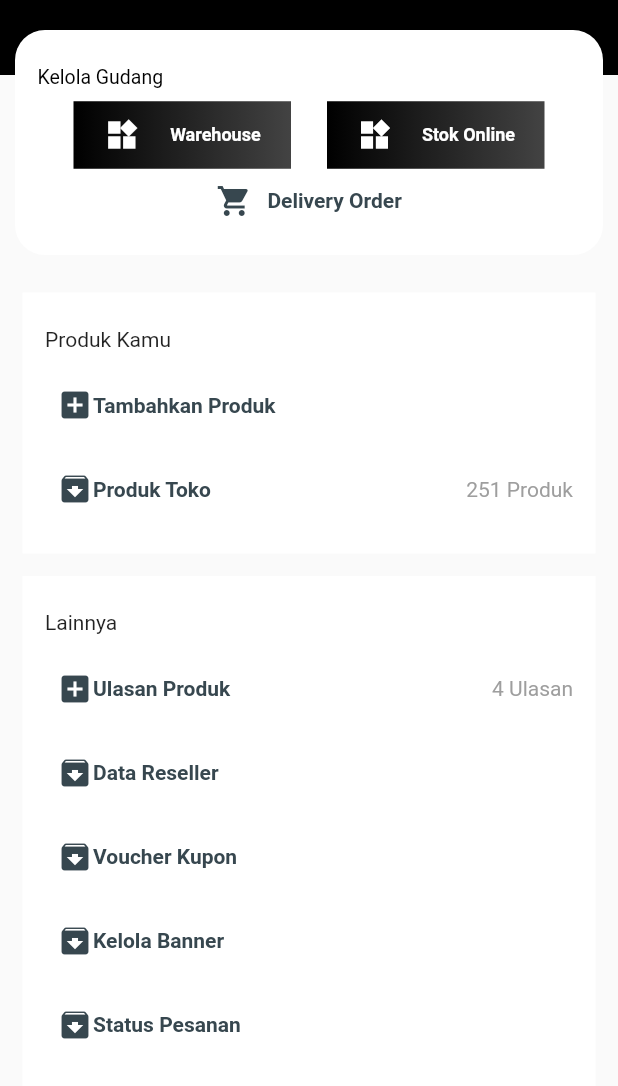
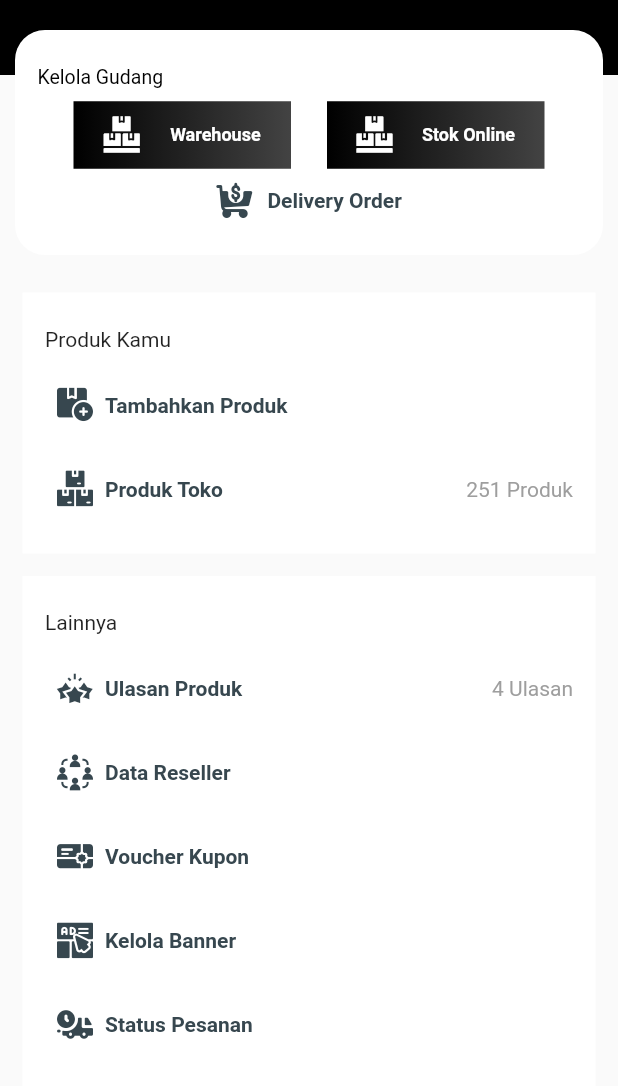
Before and after one commit to rendiwithi/momentum_admin_panel, a Flutter app: the screen it shows after launch, after a tap on "login admin", on a phone screen of 412 x 824 dp, the part 150-1236 px from its top. Run offline on Flutter 3.47's test engine with Material 2 defaults, Android fonts, the phone set to English and light mode, and no system bars.

Commit message:
fix icon homepage

```diff
--- /dev/null
+++ b/lib/icon/Iconku_icons.dart
@@ -0,0 +1,25 @@
+import 'package:flutter/material.dart';
+
+class Iconku {
+  Iconku._();
+
+  static const _kFontFam = 'Iconku';
+
+  static const IconData approval_1 = IconData(0xe800, fontFamily: _kFontFam );
+  static const IconData search_9 = IconData(0xe801, fontFamily: _kFontFam );
+  static const IconData qrcode_scan_1 = IconData(0xe802, fontFamily: _kFontFam );
+  static const IconData info_circle = IconData(0xe803, fontFamily: _kFontFam );
+  static const IconData reload = IconData(0xe804, fontFamily: _kFontFam );
+  static const IconData arrow_left = IconData(0xe805, fontFamily: _kFontFam );
+  static const IconData location = IconData(0xe806, fontFamily: _kFontFam );
+  static const IconData out = IconData(0xe807, fontFamily: _kFontFam );
+  static const IconData icon_status_pesanan = IconData(0xe808, fontFamily: _kFontFam );
+  static const IconData icon_kelola_banner = IconData(0xe809, fontFamily: _kFontFam );
+  static const IconData icon_voucher_kupon = IconData(0xe80a, fontFamily: _kFontFam );
+  static const IconData icon_data_reseller = IconData(0xe80b, fontFamily: _kFontFam );
+  static const IconData icon_ulasan_produk = IconData(0xe80c, fontFamily: _kFontFam );
+  static const IconData icon_produk_toko = IconData(0xe80d, fontFamily: _kFontFam );
+  static const IconData icon_tambah_produk = IconData(0xe80e, fontFamily: _kFontFam );
+  static const IconData icon_delivery_order = IconData(0xe80f, fontFamily: _kFontFam );
+  static const IconData warehouse = IconData(0xe810, fontFamily: _kFontFam );
+}
--- a/lib/screen/admin/HomePage/Components/body.dart
+++ b/lib/screen/admin/HomePage/Components/body.dart
@@ -1,5 +1,6 @@
 import 'package:flutter/material.dart';
 import 'package:momentum_admin_panel/constant/colors.dart';
+import 'package:momentum_admin_panel/icon/Iconku_icons.dart';
 import 'package:momentum_admin_panel/screen/admin/HomePage/widget/widget.dart';
 
 class HomePageBody extends StatelessWidget {
@@ -55,12 +56,12 @@ class HomePageBody extends StatelessWidget {
                               mainAxisAlignment: MainAxisAlignment.spaceEvenly,
                               children: [
                                 CreateWearhouse(
-                                  icon: Icons.widgets,
+                                  icon: Iconku.warehouse,
                                   title: "Warehouse",
                                   route: '/admin/warehouse',
                                 ),
                                 CreateWearhouse(
-                                  icon: Icons.widgets,
+                                  icon: Iconku.warehouse,
                                   title: "Stok Online",
                                   route: '/trial',
                                 ),
@@ -86,13 +87,13 @@ class HomePageBody extends StatelessWidget {
                       child: Text("Produk Kamu"),
                     ),
                     CreateMenu(
-                      icon: Icons.add_box,
+                      icon: Iconku.icon_tambah_produk,
                       title: "Tambahkan Produk",
                       data: "",
                       route: '/trial',
                     ),
                     CreateMenu(
-                      icon: Icons.archive,
+                      icon: Iconku.icon_produk_toko,
                       title: "Produk Toko",
                       data: "251 Produk",
                       route: '/trial',
@@ -112,31 +113,31 @@ class HomePageBody extends StatelessWidget {
                       child: Text("Lainnya"),
                     ),
                     CreateMenu(
-                      icon: Icons.add_box,
+                      icon: Iconku.icon_ulasan_produk,
                       title: "Ulasan Produk",
                       data: "4 Ulasan",
                       route: '/trial',
                     ),
                     CreateMenu(
-                      icon: Icons.archive,
+                      icon: Iconku.icon_data_reseller,
                       title: "Data Reseller",
                       data: "",
                       route: '/trial',
                     ),
                     CreateMenu(
-                      icon: Icons.archive,
+                      icon: Iconku.icon_voucher_kupon,
                       title: "Voucher Kupon",
                       data: "",
                       route: '/trial',
                     ),
                     CreateMenu(
-                      icon: Icons.archive,
+                      icon: Iconku.icon_kelola_banner,
                       title: "Kelola Banner",
                       data: "",
                       route: '/trial',
                     ),
                     CreateMenu(
-                      icon: Icons.archive,
+                      icon: Iconku.icon_status_pesanan,
                       title: "Status Pesanan",
                       data: "",
                       route: '/trial',
@@ -145,10 +146,12 @@ class HomePageBody extends StatelessWidget {
                 ),
               ),
               Container(
-                margin: EdgeInsets.only(left: 15, right: 15, bottom: 8),
-                padding: EdgeInsets.all(15),
+                margin: EdgeInsets.only(left: 15, right: 15, bottom: 8, top: 8),
                 color: Colors.white,
-                child: QuitButton(),
+                child: Padding(
+                  padding: const EdgeInsets.all(8.0),
+                  child: Container(margin: EdgeInsets.only(left: 16), child: QuitButton()),
+                ),
               )
             ],
           ),
--- a/lib/screen/admin/HomePage/widget/widget.dart
+++ b/lib/screen/admin/HomePage/widget/widget.dart
@@ -1,4 +1,5 @@
 import 'package:flutter/material.dart';
+import 'package:momentum_admin_panel/icon/Iconku_icons.dart';
 
 class CreateWearhouse extends StatefulWidget {
   final IconData icon;
@@ -71,7 +72,7 @@ class _CreateDeliveryState extends State<CreateDelivery> {
           mainAxisAlignment: MainAxisAlignment.spaceEvenly,
           children: [
             Icon(
-              Icons.shopping_cart,
+              Iconku.icon_delivery_order,
               color: Color(0xff37474F),
             ),
             Text(
@@ -124,12 +125,15 @@ class _CreateMenuState extends State<CreateMenu> {
                       widget.icon,
                       color: Color(0xff37474F),
                     ),
-                    Text(
+                    Container(
+                      margin: EdgeInsets.only(left: 8),
+                      child: Text(
                         widget.title,
                         style: TextStyle(
                           fontSize: 14,
                           fontWeight: FontWeight.w600,
                           color: Color(0xff37474F),
+                        ),
                       ),
                     ),
                   ],
@@ -170,15 +174,18 @@ class QuitButton extends StatelessWidget {
           mainAxisAlignment: MainAxisAlignment.start,
           children: [
             Icon(
-              Icons.close,
+              Iconku.out,
               color: Color(0xffBA2121),
             ),
-            Text(
+            Container(
+              margin: EdgeInsets.only(left: 8),
+              child: Text(
                 "Keluar",
                 style: TextStyle(
                   fontSize: 14,
                   fontWeight: FontWeight.w600,
                   color: Color(0xffBA2121),
+                ),
               ),
             ),
           ],
```
Also changed, not shown: pubspec.yaml (+4 -4 lines), lib/icon/Iconku.ttf (added), lib/main.dart (line endings or trailing spaces). Lines whose indentation alone changed are shown as unchanged.
